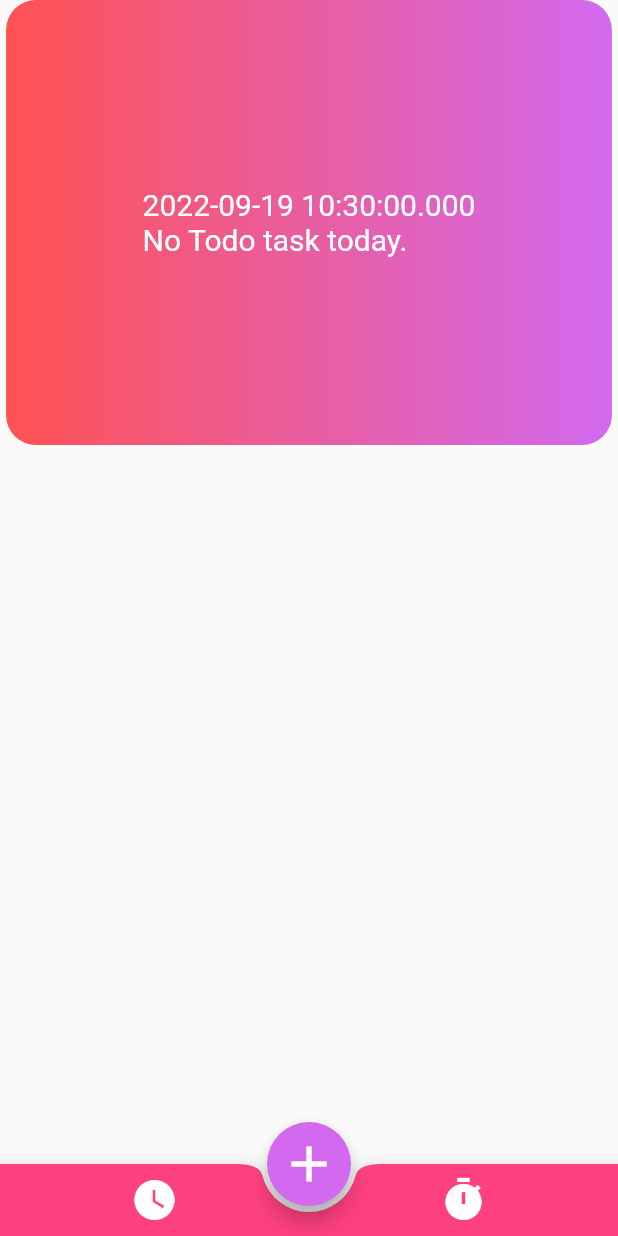
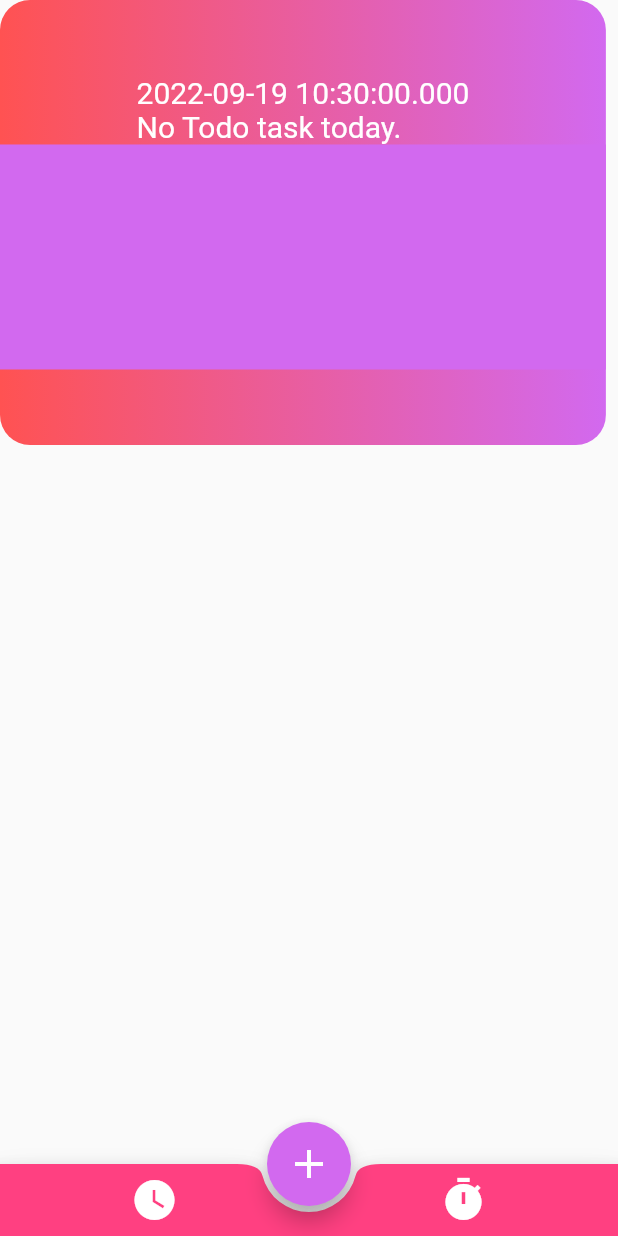
Before and after one commit to thetechgirlgita/ToDoList, a Flutter app: the screen it shows after launch, on a phone screen of 412 x 824 dp. Run offline on Flutter 3.47's test engine with Material 2 defaults, Android fonts, the phone set to English and light mode, and no system bars.

Commit message:
Adding recall function in constant.dart

```diff
--- a/lib/constants.dart
+++ b/lib/constants.dart
@@ -17,3 +17,22 @@ tStyle(
         color: color,
       ));
 }
+IconB(
+    Function onTap,
+    IconData icon,
+Color color,
+    double size,
+
+)
+{
+  return IconButton(
+    onPressed: onTap(),
+    icon:  Icon(
+     icon,
+      color: color,
+      size: size,
+    ),
+  );
+
+
+}
--- /dev/null
+++ b/lib/initialPage.dart
@@ -0,0 +1,98 @@
+
+import 'package:flutter/material.dart';
+import 'constants.dart';
+
+
+
+class todo extends StatefulWidget {
+  const todo({Key? key}) : super(key: key);
+  @override
+  _todoState createState() => _todoState();
+}
+
+class _todoState extends State<todo> {
+  @override
+  Widget build(BuildContext context) {
+    return Scaffold(
+      /*  appBar: AppBar(
+          backgroundColor: Purple,
+          elevation: 0,
+
+          title: tStyle(
+            "TODO",
+            25,
+            Colors.white,
+          ),
+          centerTitle: true,
+        ),*/
+      body: SingleChildScrollView(
+          child: Column(
+              children: [
+                Container(
+                  height: MediaQuery.of(context).size.height * 0.36,
+                  width: MediaQuery.of(context).size.width / 1.02,
+                  decoration: BoxDecoration(
+                      borderRadius: const BorderRadius.horizontal(
+                        left: Radius.circular(20),
+                        right: Radius.circular(20),
+                      ),
+                      gradient: LinearGradient(
+                        colors: [
+                          Purple,
+                          Colors.redAccent,
+                        ],
+                        begin: Alignment.centerRight,
+                        end: Alignment.centerLeft,
+                      )),
+                  child: Column(mainAxisAlignment: MainAxisAlignment.center,
+                      children: [
+                        Center(
+                          child: tStyle(
+                            date.toString() + "\nNo Todo task today.",
+                            20,
+                            Colors.white,
+                          ),
+                        ),
+                        Container(
+                          color: Purple,
+                          height: 150,
+                        )
+                      ]),
+                ),])
+      ),
+      bottomNavigationBar: BottomAppBar(
+        color: Colors.pinkAccent,
+        shape: const CircularNotchedRectangle(),
+        notchMargin: 4,
+        child: Row(
+          mainAxisSize: MainAxisSize.max,
+          mainAxisAlignment: MainAxisAlignment.spaceAround,
+          children: [
+            IconB(
+                (){},
+              Icons.watch_later,
+              Colors.white,
+              32,
+            ),
+            IconB(
+                  (){},
+              Icons.timer,
+             Colors.white,
+              32,
+
+            )
+          ],
+        ),
+      ),
+      floatingActionButton: FloatingActionButton(
+        onPressed: () {},
+        backgroundColor: Purple,
+        foregroundColor: const Color(0xffffffff),
+        child: const Icon(
+          Icons.add,
+          size: 32,
+        ),
+      ),
+      floatingActionButtonLocation: FloatingActionButtonLocation.centerDocked,
+    );
+  }}
--- a/lib/main.dart
+++ b/lib/main.dart
@@ -1,5 +1,5 @@
 import 'package:flutter/material.dart';
-import 'constants.dart';
+import 'initialPage.dart';
 
 void main() {
   runApp(
@@ -18,111 +18,8 @@ class _TODOState extends State<TODO> {
   @override
   Widget build(BuildContext context) {
     return const MaterialApp(
-      home:  todo(),
+      home: todo(),
       //  theme: ThemeData.dark()
     );
   }
 }
-
-class todo extends StatefulWidget {
-  const todo({Key? key}) : super(key: key);
-  @override
-  _todoState createState() => _todoState();
-}
-
-class _todoState extends State<todo> {
-  @override
-  Widget build(BuildContext context) {
-    return Scaffold(
-        /*  appBar: AppBar(
-          backgroundColor: Purple,
-          elevation: 0,
-
-          title: tStyle(
-            "TODO",
-            25,
-            Colors.white,
-          ),
-          centerTitle: true,
-        ),*/
-        body: SingleChildScrollView(
-      child: Column(
-        children: [
-          Row(
-              mainAxisAlignment: MainAxisAlignment.spaceEvenly,
-              crossAxisAlignment: CrossAxisAlignment.center,
-              children: [
-                Container(
-                    height: MediaQuery.of(context).size.height * 0.36,
-                    width: MediaQuery.of(context).size.width / 1.02,
-                    decoration: BoxDecoration(
-                      borderRadius:const  BorderRadius.horizontal(
-                        left:  Radius.circular(20),
-                        right: Radius.circular(20),
-                      ),
-                      gradient: LinearGradient(
-                        colors : [
-                        Purple,
-                          Colors.redAccent,
-
-                      ],
-                      begin: Alignment.centerRight,
-                        end: Alignment.centerLeft,
-                      )
-                    ),
-                    child: Center(
-                      child: tStyle(
-                        date.toString() + "\nNo Todo task today.",
-                        20,
-                        Colors.white,
-                      ),
-                    )),
-              ]),
-        ],
-      ),
-    ),
-      bottomNavigationBar: BottomAppBar(
-
-          color: Colors.pinkAccent,
-          shape: const CircularNotchedRectangle(),
-          notchMargin: 4,
-          child: Row(
-            mainAxisSize: MainAxisSize.max,
-            mainAxisAlignment: MainAxisAlignment.spaceAround,
-            children: [
-
-              IconButton(
-                onPressed: () {},
-                icon: const Icon(
-                  Icons.watch_later,
-                  color: Colors.white,
-                  size: 32,
-                ),
-              ),
-              IconButton(
-                onPressed: () {},
-                icon: const Icon(
-                  Icons.timer,
-                  color: Colors.white,
-                  size: 32,
-                ),
-              ),
-            ],
-          ),
-        ),
-        floatingActionButton: FloatingActionButton(
-
-          onPressed: () {
-          },
-          backgroundColor:  Purple,
-          foregroundColor: const Color(0xffffffff),
-          child: const Icon(
-            Icons.add,
-            size: 40,
-          ),
-        ),
-        floatingActionButtonLocation: FloatingActionButtonLocation.centerDocked,
-
-    );
-  }
-}
```
